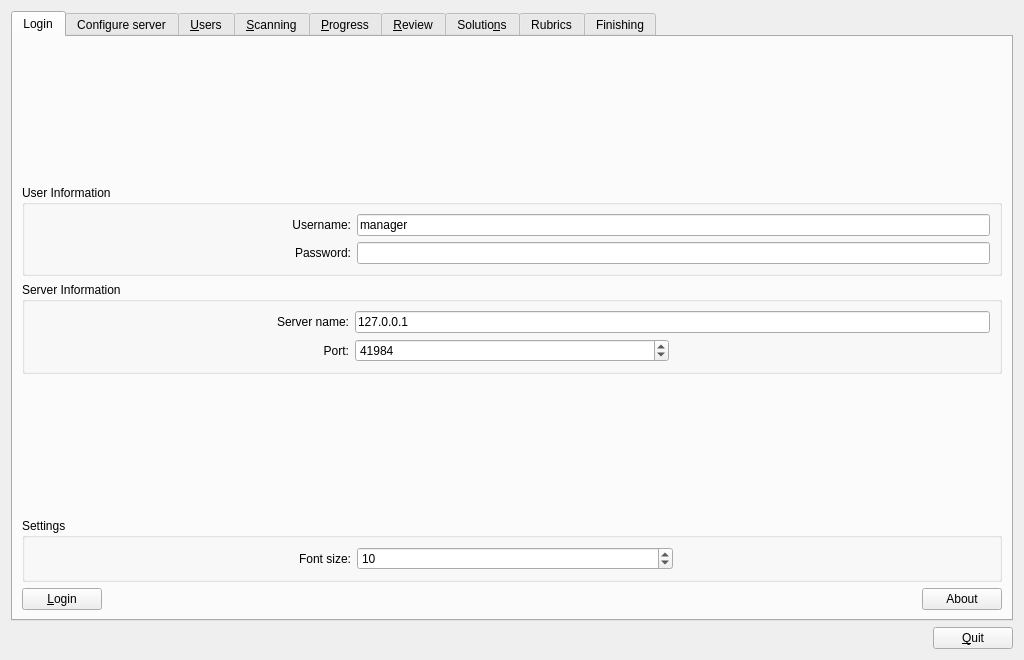
The window that qtCreatorFiles/ui_manager.ui (plomgrading/plom) describes before a commit, drawn with Qt 5.
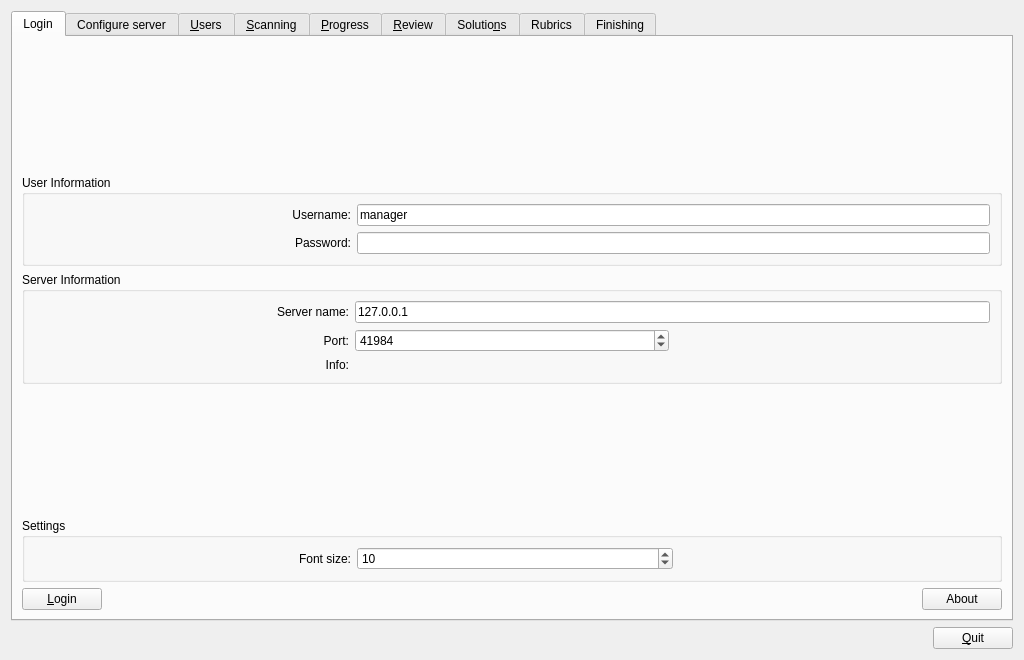
The same window after the commit.

Commit message: manager: display server info like chooser does

Patch:
```diff
--- a/qtCreatorFiles/ui_manager.ui
+++ b/qtCreatorFiles/ui_manager.ui
@@ -138,6 +138,23 @@
             </property>
            </widget>
           </item>
+          <item row="2" column="1">
+           <widget class="QLabel" name="infoLabel">
+            <property name="text">
+             <string/>
+            </property>
+           </widget>
+          </item>
+          <item row="2" column="0">
+           <widget class="QLabel" name="infoLabelStatic">
+            <property name="text">
+             <string>Info:</string>
+            </property>
+            <property name="alignment">
+             <set>Qt::AlignRight|Qt::AlignTrailing|Qt::AlignVCenter</set>
+            </property>
+           </widget>
+          </item>
          </layout>
         </widget>
        </item>
```
Left out of the diff: 20 changed lines with no effect on the pictures. The commit also changes 2 other files.
